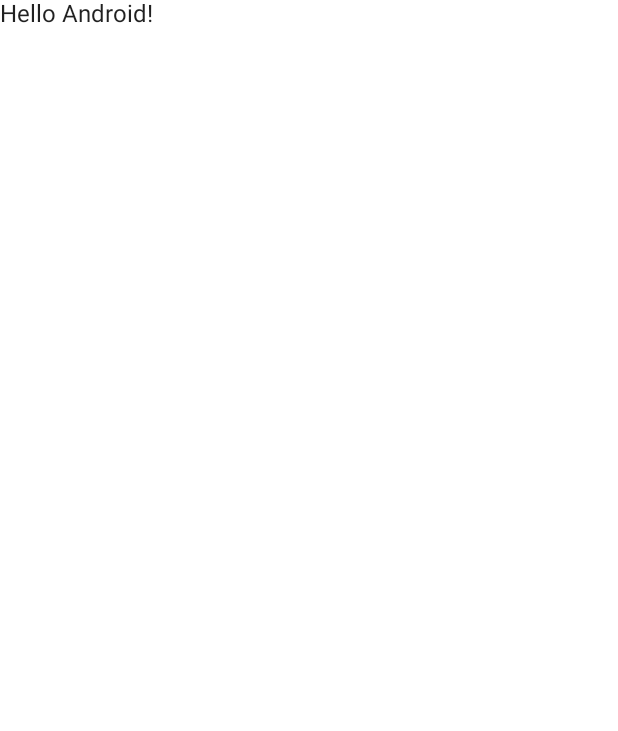
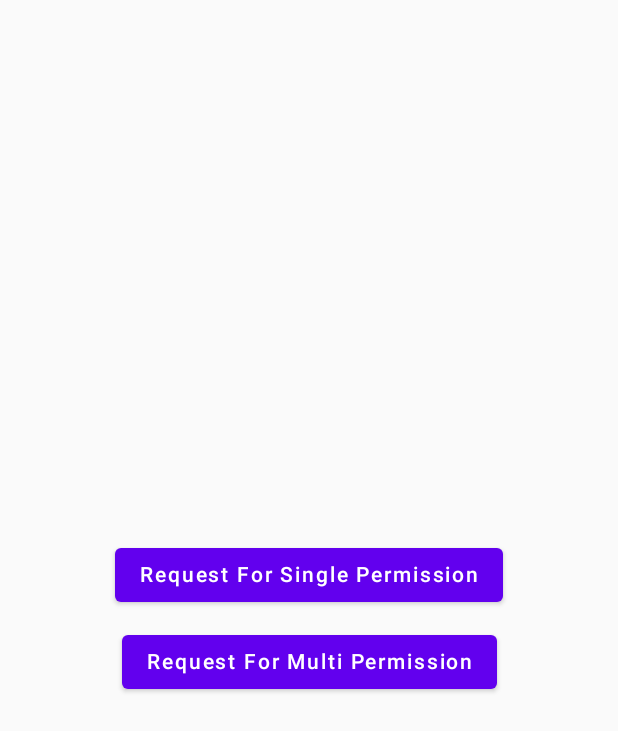
Before and after one commit to hamzach330/ComposePermissionApp, an Android app built with Jetpack Compose: the screen it shows after launch (MainActivity), on a phone screen of 412 x 824 dp. Before the commit the part shown is almost empty. Shown: the top 731 px of the screen. Run offline under Robolectric (Android 15) with nearby library versions, the phone set to English and light mode, and no system bars.

Commit message:
Added View and ViewModel

```diff
--- a/app/build.gradle
+++ b/app/build.gradle
@@ -60,4 +60,7 @@ dependencies {
     androidTestImplementation "androidx.compose.ui:ui-test-junit4:$compose_ui_version"
     debugImplementation "androidx.compose.ui:ui-tooling:$compose_ui_version"
     debugImplementation "androidx.compose.ui:ui-test-manifest:$compose_ui_version"
+
+
+    implementation "androidx.lifecycle:lifecycle-viewmodel-compose:2.5.1"
 }
--- a/app/src/main/AndroidManifest.xml
+++ b/app/src/main/AndroidManifest.xml
@@ -1,6 +1,12 @@
 <?xml version="1.0" encoding="utf-8"?>
 <manifest xmlns:android="http://schemas.android.com/apk/res/android"
     xmlns:tools="http://schemas.android.com/tools">
+
+    <uses-permission android:name="android.permission.CAMERA"/>
+    <uses-permission android:name="android.permission.RECORD_AUDIO"/>
+    <uses-permission android:name="android.permission.CALL_PHONE"/>
+
+
 
     <application
         android:allowBackup="true"
--- a/app/src/main/java/com/example/permissionapp/MainActivity.kt
+++ b/app/src/main/java/com/example/permissionapp/MainActivity.kt
@@ -3,13 +3,14 @@ package com.example.permissionapp
 import android.os.Bundle
 import androidx.activity.ComponentActivity
 import androidx.activity.compose.setContent
-import androidx.compose.foundation.layout.fillMaxSize
-import androidx.compose.material.MaterialTheme
-import androidx.compose.material.Surface
+import androidx.compose.foundation.layout.*
+import androidx.compose.material.Button
 import androidx.compose.material.Text
-import androidx.compose.runtime.Composable
+import androidx.compose.ui.Alignment
 import androidx.compose.ui.Modifier
-import androidx.compose.ui.tooling.preview.Preview
+import androidx.compose.ui.text.style.TextAlign
+import androidx.compose.ui.unit.dp
+import androidx.lifecycle.viewmodel.compose.viewModel
 import com.example.permissionapp.ui.theme.PermissionAppTheme
 
 class MainActivity : ComponentActivity() {
@@ -17,24 +18,40 @@ class MainActivity : ComponentActivity() {
         super.onCreate(savedInstanceState)
         setContent {
             PermissionAppTheme {
-                // A surface container using the 'background' color from the theme
-                Surface(modifier = Modifier.fillMaxSize(), color = MaterialTheme.colors.background) {
-                    Greeting("Android")
+                val viewModel = viewModel<MainViewModel>()
+                val dialogQueue = viewModel.visiblePermissionDialogQueue
+
+                //// View ////
+                Column(
+                    modifier = Modifier.fillMaxSize(),
+                    verticalArrangement = Arrangement.Center,
+                    horizontalAlignment = Alignment.CenterHorizontally,
+                ) {
+
+                    Button(onClick = { /*TODO*/ }) {
+                        Text(
+                            text = "Request For Single Permission",
+                            textAlign = TextAlign.Center
+                        )
+                    }
+
+                    Spacer(modifier = Modifier
+                        .height(10.dp)
+                    )
+
+                    Button(onClick = { /*TODO*/ }) {
+                        Text(
+                            text = "Request For Multi Permission",
+                            textAlign = TextAlign.Center
+                        )
+                    }
+
+
+
                 }
+
+
             }
         }
     }
 }
-
-@Composable
-fun Greeting(name: String) {
-    Text(text = "Hello $name!")
-}
-
-@Preview(showBackground = true)
-@Composable
-fun DefaultPreview() {
-    PermissionAppTheme {
-        Greeting("Android")
-    }
-}
--- /dev/null
+++ b/app/src/main/java/com/example/permissionapp/MainViewModel.kt
@@ -0,0 +1,20 @@
+package com.example.permissionapp
+
+import androidx.lifecycle.ViewModel
+
+class MainViewModel : ViewModel() {
+
+    val visiblePermissionDialogQueue = mutableListOf<String>()
+
+    fun dismissDialog() {
+        visiblePermissionDialogQueue.removeLast()
+    }
+
+    fun onPermissionResult(permission: String, isGranted: Boolean) {
+        if (!isGranted) {
+            visiblePermissionDialogQueue.add(0, permission)
+        }
+
+    }
+
+}
```
Also changed, not shown: build.gradle (added, +10 -0 lines), gradle.properties (added, +23 -0 lines), settings.gradle (added, +16 -0 lines), gradle/wrapper/gradle-wrapper.properties (added), 4 other files.
